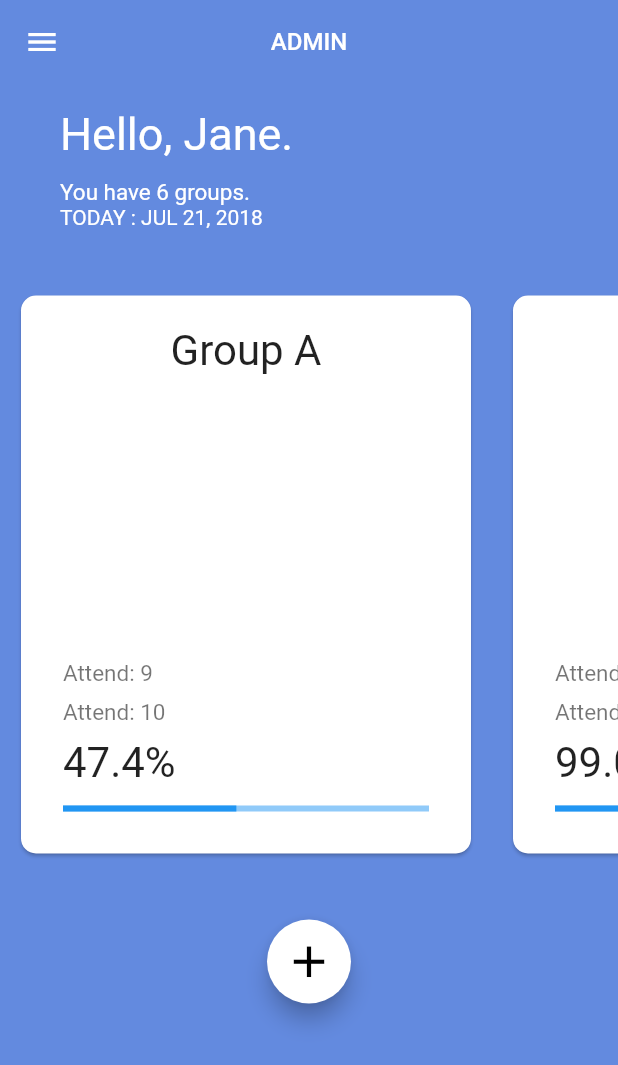
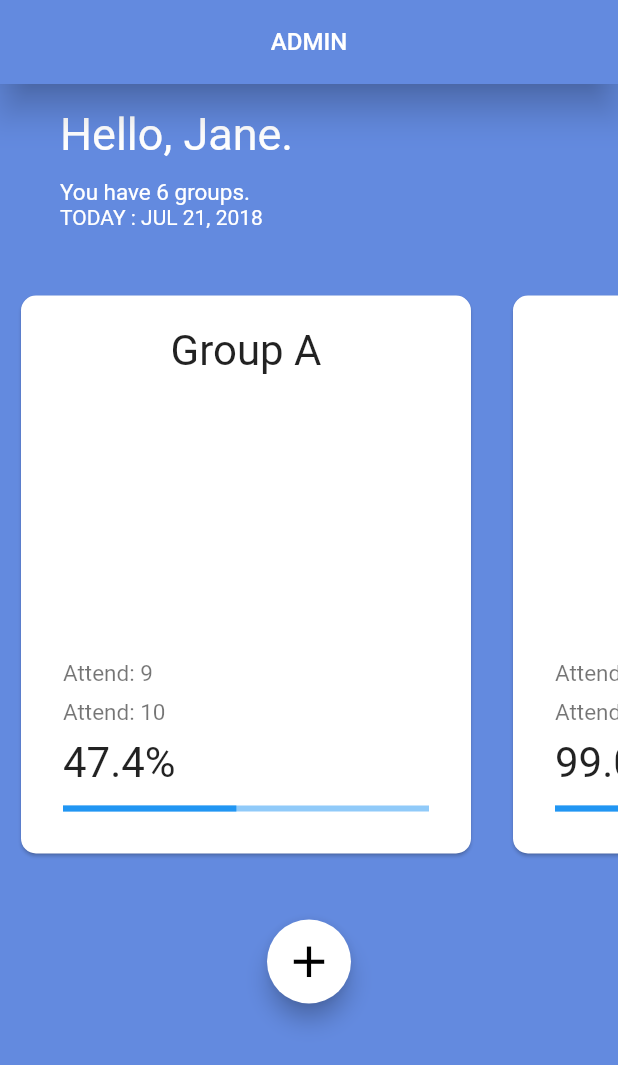
Before and after one commit to dongjuny/fams, a Flutter app: the screen it shows after launch, on a phone screen of 412 x 824 dp. Shown: the top 1065 px of the screen. Run offline on Flutter 3.47's test engine with Material 2 defaults, Android fonts, the phone set to English and light mode, and no system bars; our stand-ins replace firebase_auth, flutter_datetime_picker, google_sign_in, logger, page_transition, shared_preferences and 1 more; accounts and stored records are empty.

Commit message:
update admin page

```diff
--- a/lib/src/screens/admin/AdminMainPage.dart
+++ b/lib/src/screens/admin/AdminMainPage.dart
@@ -19,7 +19,7 @@ class Cards {
   }
 }
 
-class _AdminMainState extends State<AdminMainPage> with TickerProviderStateMixin {
+class _AdminMainState extends State<AdminMainPage> {
 
   var appColors = [
     Color.fromRGBO(99, 138, 223, 1.0),
@@ -29,9 +29,15 @@ class _AdminMainState extends State<AdminMainPage> with TickerProviderStateMixin
     Color.fromRGBO(231, 129, 109, 1.0),
     Color.fromRGBO(111, 194, 173, 1.0)
   ];
-  var currentColor = Color.fromRGBO(99, 138, 223, 1.0);
+
+//
+//  var currentColor = Color.fromRGBO(99, 138, 223, 1.0);
   var cardIndex = 0;
-  ScrollController scrollController;
+
+//  var itemCount;
+//
+//  ScrollController scrollController;
+
   List<Cards> cardsList = [
     Cards("Group A", 9, 10),
     Cards("Group B", 100, 1),
@@ -41,15 +47,15 @@ class _AdminMainState extends State<AdminMainPage> with TickerProviderStateMixin
     Cards("Group F", 50, 3)
   ];
 
-  AnimationController animationController;
-  ColorTween colorTween;
-  CurvedAnimation curvedAnimation;
+//  AnimationController animationController;
+//  ColorTween colorTween;
+//  CurvedAnimation curvedAnimation;
 
   @override
   void initState() {
     super.initState();
-    scrollController = new ScrollController();
-
+//    scrollController = new ScrollController();
+//    itemCount = cardsList.length;
   }
 
   @override
@@ -60,39 +66,198 @@ class _AdminMainState extends State<AdminMainPage> with TickerProviderStateMixin
         title: new Text("ADMIN", style: TextStyle(fontSize: 16.0),),
         backgroundColor: appColors[cardIndex],
         centerTitle: true,
-        elevation: 0.0,
+        elevation: 10.0,
       ),
       body: new Center(
         child: Column(
           crossAxisAlignment: CrossAxisAlignment.start,
-//          mainAxisAlignment: MainAxisAlignment.center,
           children: <Widget>[
             Row(),
             Padding(
-              padding: const EdgeInsets.symmetric(horizontal: 40.0, vertical: 0.0),
+              padding: const EdgeInsets.symmetric(
+                  horizontal: 40.0, vertical: 0.0),
               child: Container(
                 child: Column(
                   crossAxisAlignment: CrossAxisAlignment.start,
                   children: <Widget>[
                     Padding(
-                      padding: const EdgeInsets.fromLTRB(0.0,16.0,0.0,12.0),
-                      child: Text("Hello, Jane.", style: TextStyle(fontSize: 30.0, color: Colors.white, fontWeight: FontWeight.w400),),
+                      padding: const EdgeInsets.fromLTRB(0.0, 16.0, 0.0, 12.0),
+                      child: Text("Hello, Jane.", style: TextStyle(
+                          fontSize: 30.0,
+                          color: Colors.white,
+                          fontWeight: FontWeight.w400),),
                     ),
-                    Text("You have ${cardsList.length} groups.", style: TextStyle(fontSize: 15.0, color: Colors.white, fontWeight: FontWeight.w400),),
-                    Text("TODAY : JUL 21, 2018", style: TextStyle(color: Colors.white, fontWeight: FontWeight.w400),),
+                    Text("You have ${cardsList.length} groups.",
+                      style: TextStyle(fontSize: 15.0,
+                          color: Colors.white,
+                          fontWeight: FontWeight.w400),),
+                    Text("TODAY : JUL 21, 2018", style: TextStyle(
+                        color: Colors.white, fontWeight: FontWeight.w400),),
                   ],
                 ),
               ),
             ),
             Padding(
-                padding: const EdgeInsets.symmetric(horizontal: 0.0, vertical: 30.0),
+                padding: const EdgeInsets.symmetric(
+                    horizontal: 0.0, vertical: 30.0),
                 child: Column(
                   crossAxisAlignment: CrossAxisAlignment.start,
                   children: <Widget>[
                     Row(),
                     Container(
                       height: 400.0,
-                      child: ListView.builder(
+                      child: ListModule(cardsList),
+//                      child: ListView.builder(
+//                        physics: NeverScrollableScrollPhysics(),
+//                        itemCount: cardsList.length,
+//                        controller: scrollController,
+//                        scrollDirection: Axis.horizontal,
+//                        itemBuilder: (context, position) {
+//                          return GestureDetector(
+//                            onTap: (){
+//                              Navigator.push(context, MaterialPageRoute(builder: (_) => AdminDetailPage(cardsList[position].cardTitle)));
+//                            },
+//                            child: Padding(
+//                              padding: const EdgeInsets.all(10.0),
+//                              child: Card(
+//                                child: Container(
+//                                  width: 300.0,
+//                                  child: Column(
+//                                    crossAxisAlignment: CrossAxisAlignment.start,
+//                                    mainAxisAlignment: MainAxisAlignment.spaceBetween,
+//                                    children: <Widget>[
+//                                      Padding(
+//                                        padding: const EdgeInsets.all(20.0),
+//                                        child: Row(
+//                                          mainAxisAlignment: MainAxisAlignment.center,
+//                                          children: <Widget>[
+//                                            Text("${cardsList[position].cardTitle}", style: TextStyle(fontSize: 28.0),),
+//                                          ],
+//                                        ),
+//                                      ),
+//                                      Padding(
+//                                        padding: const EdgeInsets.all(20.0),
+//                                        child: Column(
+//                                          crossAxisAlignment: CrossAxisAlignment.start,
+//                                          children: <Widget>[
+//                                            Padding(
+//                                              padding: const EdgeInsets.symmetric(horizontal: 8.0, vertical: 4.0),
+//                                              child: Text("Attend: ${cardsList[position].attendNum}", style: TextStyle(color: Colors.black54, fontSize: 15.0),),
+//                                            ),
+//                                            Padding(
+//                                              padding: const EdgeInsets.symmetric(horizontal: 8.0, vertical: 4.0),
+//                                              child: Text("Attend: ${cardsList[position].absentNum}", style: TextStyle(color: Colors.black54, fontSize: 15.0),),
+//                                            ),
+//                                            Padding(
+//                                              padding: const EdgeInsets.symmetric(horizontal: 8.0, vertical: 4.0),
+//                                              child: Text("${(cardsList[position].attendNum / cardsList[position].total * 100).toStringAsFixed(1)}%", style: TextStyle(fontSize: 28.0),),
+//                                            ),
+//                                            Padding(
+//                                              padding: const EdgeInsets.all(8.0),
+//                                              child: LinearProgressIndicator(value: cardsList[position].attendNum / cardsList[position].total,),
+//                                            ),
+//                                          ],
+//                                        ),
+//                                      ),
+//                                    ],
+//                                  ),
+//                                ),
+//                                shape: RoundedRectangleBorder(
+//                                    borderRadius: BorderRadius.circular(10.0)
+//                                ),
+//                              ),
+//                            ),
+//                            onHorizontalDragEnd: (details) {
+//                              animationController = AnimationController(vsync: this, duration: Duration(milliseconds: 500));
+//                              curvedAnimation = CurvedAnimation(parent: animationController, curve: Curves.fastOutSlowIn);
+//                              animationController.addListener(() {
+//                                setState(() {
+//                                  currentColor = colorTween.evaluate(curvedAnimation);
+//                                });
+//                              });
+//                              if(details.velocity.pixelsPerSecond.dx > 0) {
+//                                if(cardIndex > 0) {
+//                                  cardIndex--;
+//                                  colorTween = ColorTween(begin:currentColor,end:appColors[cardIndex]);
+//                                }
+//                              }else {
+//                                if(cardIndex < cardsList.length - 1) {
+//                                  cardIndex++;
+//                                  colorTween = ColorTween(begin: currentColor,
+//                                      end: appColors[cardIndex]);
+//                                }
+//                              }
+//                              setState(() {
+//                                scrollController.animateTo((cardIndex)*324.0, duration: Duration(milliseconds: 500), curve: Curves.fastOutSlowIn);
+//                              });
+//                              colorTween.animate(curvedAnimation);
+//                              animationController.forward( );
+//                            },
+//                          );
+//                        },
+//                      ),
+                    ),
+                  ],
+                )
+            ),
+            Row(
+              mainAxisAlignment: MainAxisAlignment.center,
+              children: <Widget>[
+                FloatingActionButton(
+                  onPressed: () {
+                    Navigator.push(context,
+                      MaterialPageRoute(builder: (context) => AdminAddPage()),)
+                        .then((value) {
+                      setState(() {
+                        if(value != null && value != '')
+                          cardsList.add(Cards(value, 0, 1));
+                      });
+                    });
+                  },
+//                  addNewGroup();
+                  child: Icon(Icons.add, color: Colors.black, size: 35.0,),
+                  backgroundColor: Colors.white,
+                ),
+              ],
+            )
+          ],
+        ),
+      ),
+//      drawer: Drawer(),
+    );
+  }
+}
+
+class ListModule extends StatefulWidget {
+  _ListModuleState createState() => _ListModuleState(cardsList);
+  List<Cards> cardsList;
+
+  ListModule(this.cardsList);
+}
+
+class _ListModuleState extends State<ListModule> with TickerProviderStateMixin {
+
+  _ListModuleState(this.cardsList);
+
+  List<Cards> cardsList;
+
+  var currentColor = Color.fromRGBO(99, 138, 223, 1.0);
+  var cardIndex = 0;
+  var itemCount;
+
+  ScrollController scrollController;
+  AnimationController animationController;
+  ColorTween colorTween;
+  CurvedAnimation curvedAnimation;
+
+  @override
+  void initState() {
+    super.initState();
+    scrollController = new ScrollController();
+  }
+
+  Widget build(BuildContext context){
+    return ListView.builder(
       physics: NeverScrollableScrollPhysics(),
       itemCount: cardsList.length,
       controller: scrollController,
@@ -153,66 +318,24 @@ class _AdminMainState extends State<AdminMainPage> with TickerProviderStateMixin
             ),
           ),
           onHorizontalDragEnd: (details) {
-                              animationController = AnimationController(vsync: this, duration: Duration(milliseconds: 500));
+            animationController = AnimationController(vsync: this, duration: Duration(milliseconds: 100));
             curvedAnimation = CurvedAnimation(parent: animationController, curve: Curves.fastOutSlowIn);
-                              animationController.addListener(() {
-                                setState(() {
-                                  currentColor = colorTween.evaluate(curvedAnimation);
-                                });
-                              });
             if(details.velocity.pixelsPerSecond.dx > 0) {
               if(cardIndex > 0) {
                 cardIndex--;
-                                  colorTween = ColorTween(begin:currentColor,end:appColors[cardIndex]);
               }
-                              }else {
+            } else {
               if(cardIndex < cardsList.length - 1) {
                 cardIndex++;
-                                  colorTween = ColorTween(begin: currentColor,
-                                      end: appColors[cardIndex]);
               }
             }
             setState(() {
-                                scrollController.animateTo((cardIndex)*324.0, duration: Duration(milliseconds: 500), curve: Curves.fastOutSlowIn);
+              scrollController.animateTo((cardIndex)*325.0, duration: Duration(milliseconds: 500), curve: Curves.fastOutSlowIn);
             });
-                              colorTween.animate(curvedAnimation);
             animationController.forward( );
           },
         );
       },
-                      ),
-                    ),
-                  ],
-                )
-            ),
-            Row(
-              mainAxisAlignment: MainAxisAlignment.center,
-              children: <Widget>[
-                FloatingActionButton(
-                  onPressed: () {
-//                    String newGrooupName = (Navigator.push(context, MaterialPageRoute(builder: (_) => AdminAddPage()))).toString();
-//                    cardsList.add(Cards(newGrooupName, 0, 0));
-//                    setState(() {
-//                      print(cardsList[cardsList.length - 1].cardTitle);
-//                    });
-                  addNewGroup();
-                  },
-                  child: Icon(Icons.add, color: Colors.black, size: 35.0,),
-                  backgroundColor: Colors.white,
-                ),
-              ],
-            )
-          ],
-        ),
-      ),
-      drawer: Drawer(),
     );
   }
-  void addNewGroup()async {
-    String newGroupName = await Navigator.push(context, MaterialPageRoute(builder: (_) => AdminAddPage()));
-//    cardsList.add(Cards(newGroupName, 0, 1));
-    setState(() {
-//      print(cardsList[cardsList.length - 1].cardTitle);
-    });
 }
-}
```
Also changed, not shown: lib/src/screens/admin/AdminAddPage.dart (+15 -9 lines), lib/src/screens/admin/AdminDetailPage.dart (+11 -12 lines). Lines whose indentation alone changed are shown as unchanged.
